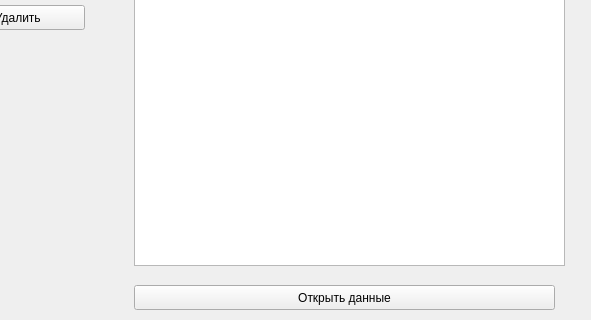
First picture: the form in admin_archive_lmk/dialog_update_data.ui, repository FANDIM-wolf/FileHub, before the edit; both pictures show x 286 to 877 and y 275 to 595 of the 877 by 595 pixel window.
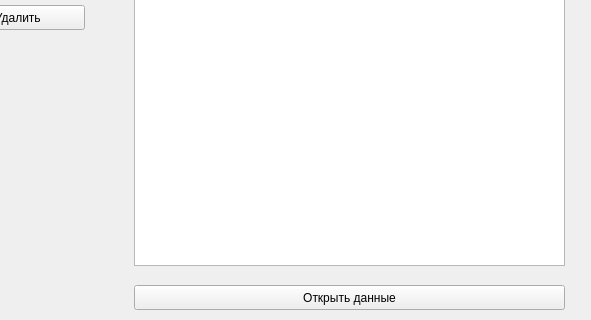
Second picture: the form after the edit.

```diff
--- a/admin_archive_lmk/dialog_update_data.ui
+++ b/admin_archive_lmk/dialog_update_data.ui
@@ -94,7 +94,7 @@
     <rect>
      <x>420</x>
      <y>560</y>
-     <width>421</width>
+     <width>431</width>
      <height>25</height>
     </rect>
    </property>
```
